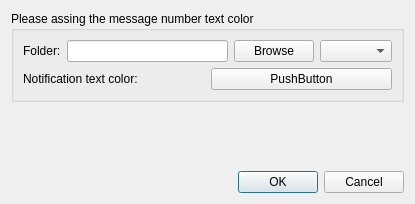
Old version of the form src/dialogaddeditaccount.ui in the repository gyunaev/birdtray.
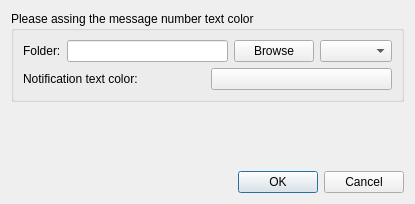
New version of the form. Icons and pictures are not drawn. Custom widgets are drawn as their Qt base class.

Diff of the .ui file:
```diff
--- a/src/dialogaddeditaccount.ui
+++ b/src/dialogaddeditaccount.ui
@@ -60,7 +60,7 @@
         <item>
          <widget class="ColorButton" name="btnColor">
           <property name="text">
-           <string>PushButton</string>
+           <string/>
           </property>
          </widget>
         </item>
```
